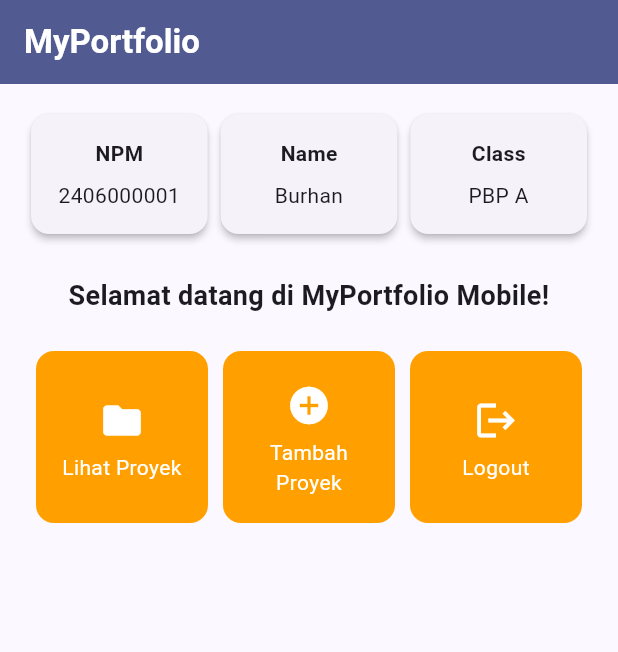
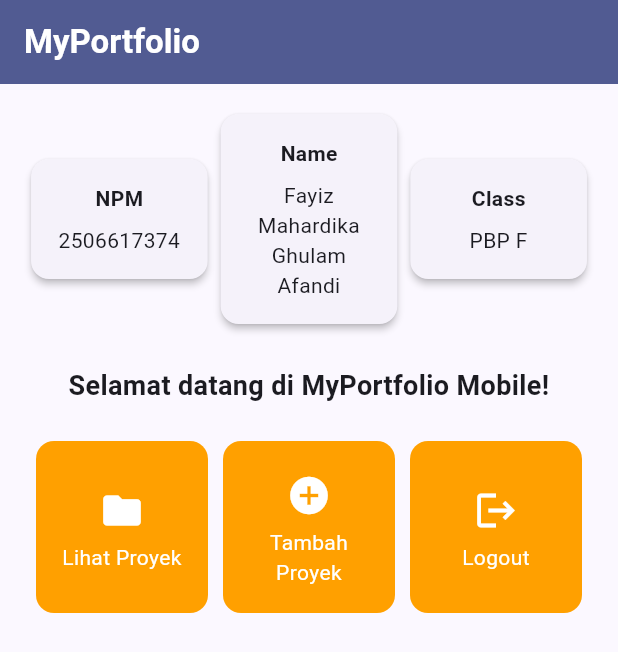
Before and after one commit to fayizmahardika-blip/myportofolio_mobile, a Flutter app: the screen it shows after launch, on a phone screen of 412 x 824 dp. Shown: the top 652 px of the screen. Run offline on Flutter 3.47's test engine with Material 3 defaults, Android fonts, the phone set to English and light mode, and no system bars.

Commit message:
feat: personalize portfolio and add colored menu cards

```diff
--- a/lib/menu.dart
+++ b/lib/menu.dart
@@ -5,14 +5,14 @@ class MyHomePage extends StatelessWidget {
   MyHomePage({super.key});
 
   // Data contoh sesuai Tutorial 8
-  final String npm = "2406000001";
-  final String nama = "Burhan";
-  final String kelas = "PBP A";
+  final String npm = "2506617374";
+  final String nama = "Fayiz Mahardika Ghulam Afandi";
+  final String kelas = "PBP F";
 
   final List<ItemHomepage> items = [
-    ItemHomepage("Lihat Proyek", Icons.folder),
-    ItemHomepage("Tambah Proyek", Icons.add_circle),
-    ItemHomepage("Logout", Icons.logout),
+    ItemHomepage("Lihat Proyek", Icons.folder, Colors.blue),
+    ItemHomepage("Tambah Proyek", Icons.add_circle, Colors.green),
+    ItemHomepage("Logout", Icons.logout, Colors.red),
   ];
 
   @override
@@ -82,8 +82,9 @@ class MyHomePage extends StatelessWidget {
 class ItemHomepage {
   final String name;
   final IconData icon;
+  final Color color;
 
-  ItemHomepage(this.name, this.icon);
+  ItemHomepage(this.name, this.icon, this.color);
 }
 
 // Widget kartu informasi
```
